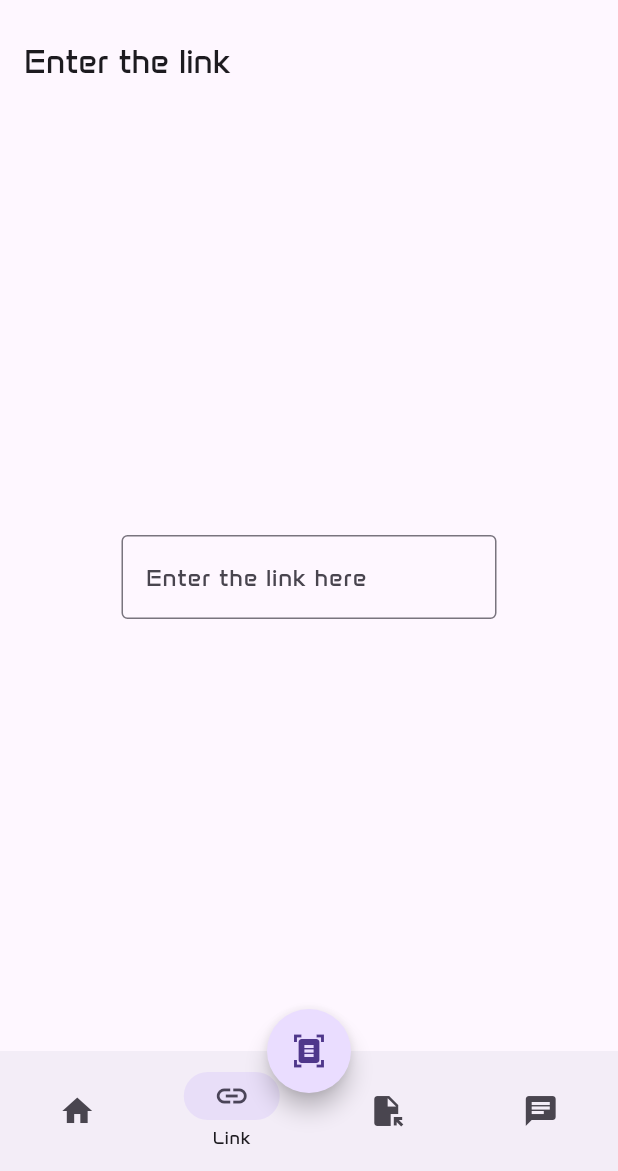
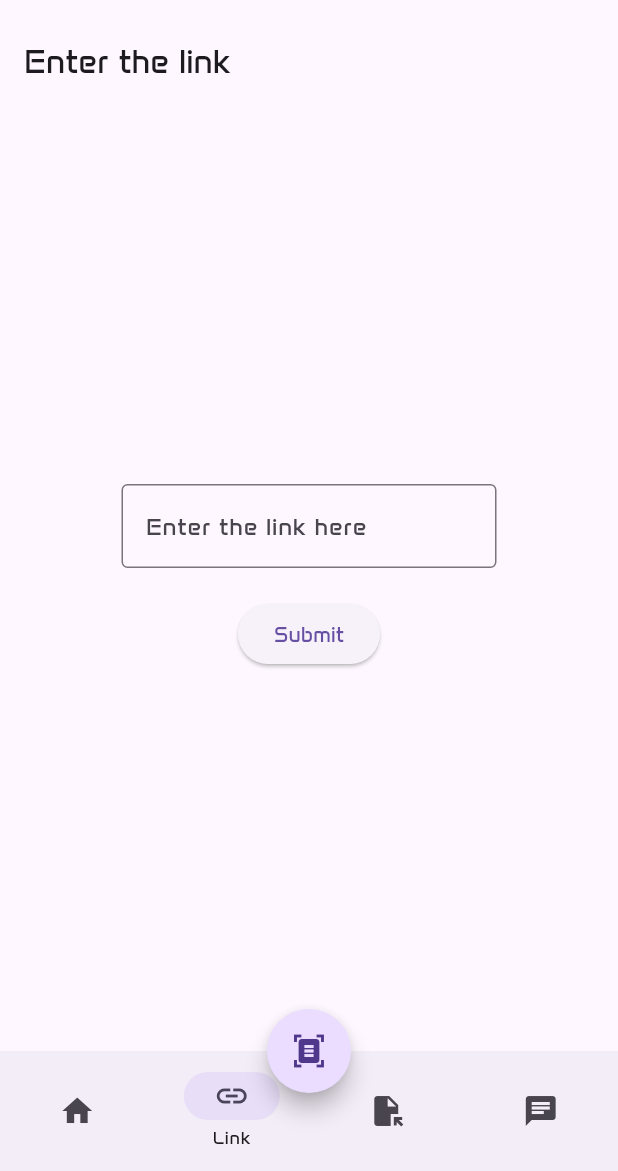
Before and after one commit to shmaisanimostafa/Security-Guard-Mobile, a Flutter app: the screen it shows after launch, item 2 of the bottom bar chosen, on a phone screen of 412 x 824 dp, the part 65-1236 px from its top. Run offline on Flutter 3.47's test engine with Material 3 defaults, Android fonts, the phone set to English and light mode, and no system bars.

Commit message:
Add Button to Submit Link

```diff
--- a/security_guard/lib/Screens/navigation_screens/link.dart
+++ b/security_guard/lib/Screens/navigation_screens/link.dart
@@ -10,8 +10,11 @@ class Link extends StatelessWidget {
         appBar: AppBar(
           title: const Text('Enter the link'),
         ),
-        body: const Center(
-          child: SizedBox(
+        body: Center(
+          child: Column(
+            mainAxisAlignment: MainAxisAlignment.center,
+            children: [
+              const SizedBox(
                 width: 250,
                 child: TextField(
                   obscureText: true,
@@ -21,6 +24,15 @@ class Link extends StatelessWidget {
                   ),
                 ),
               ),
+              const SizedBox(height: 20),
+              ElevatedButton(
+                onPressed: () {
+                  // Add your onPressed code here!
+                },
+                child: const Text('Submit'),
+              ),
+            ],
+          ),
         ),
       ),
     );
```
Lines whose indentation alone changed are shown as unchanged.
